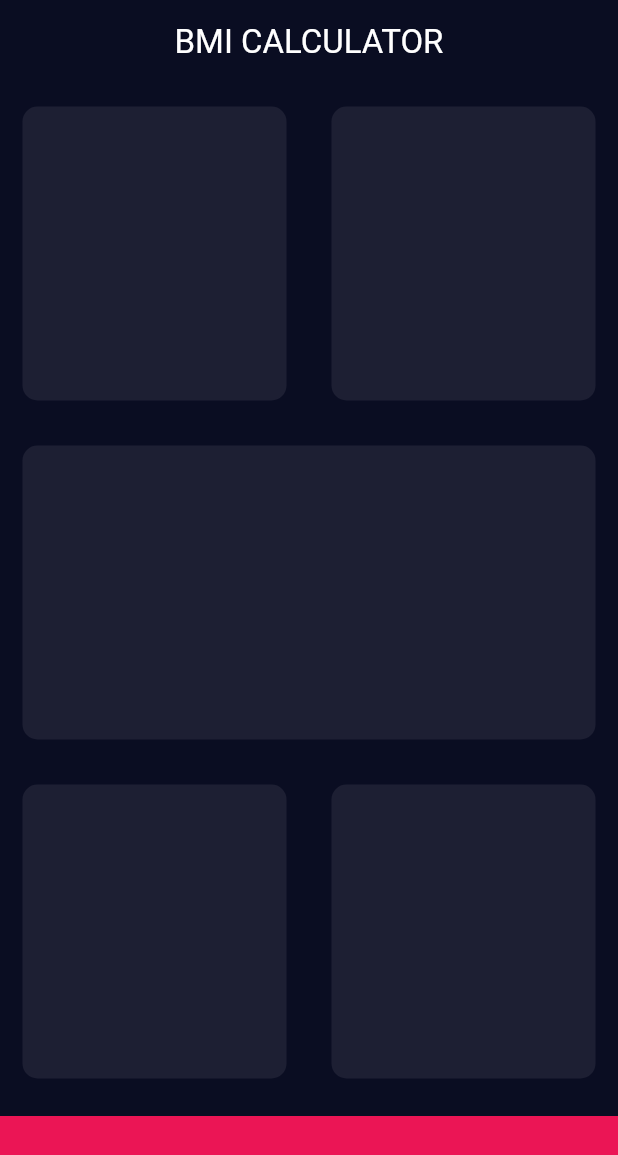
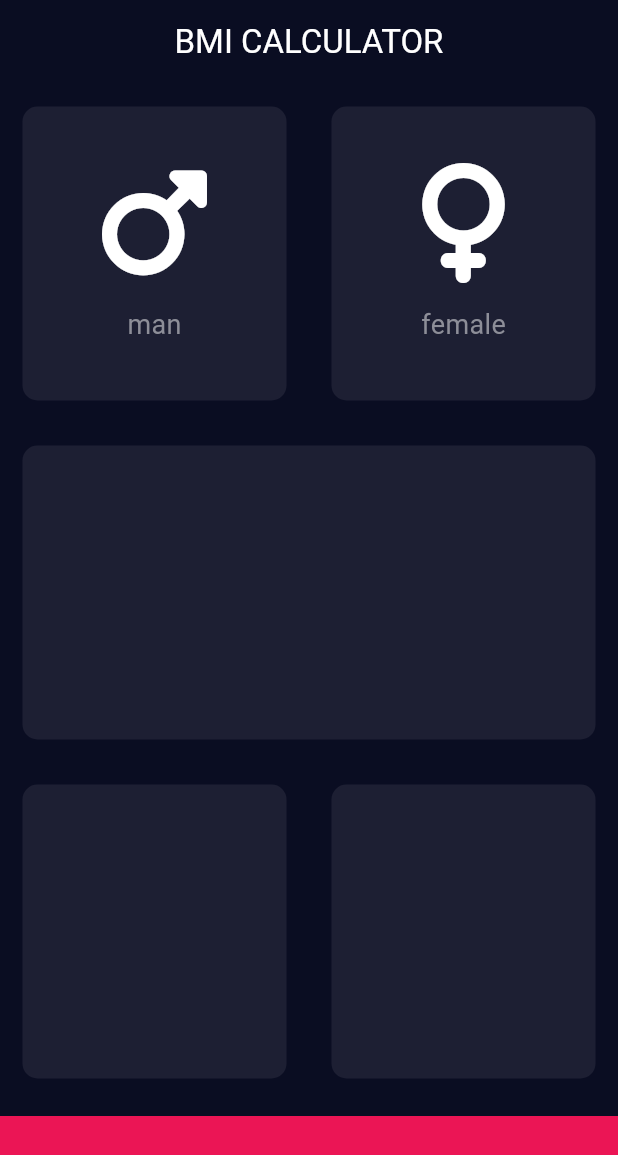
Before and after one commit to Each9084/flutter_bmi, a Flutter app: the screen it shows after launch, on a phone screen of 412 x 824 dp. Shown: the top 1155 px of the screen. Run offline on Flutter 3.47's test engine with Material 3 defaults, Android fonts, the light colour scheme and no system bars; our stand-ins replace font_awesome_flutter; missing offline and left inert: dart:ffi.

Commit message:
add icon_content and reusable_card

```diff
--- /dev/null
+++ b/lib/icon_content.dart
@@ -0,0 +1,36 @@
+import 'package:flutter/material.dart';
+
+const labelTextStyle = TextStyle(
+  fontSize: 18,
+  color: Color(0xFF8D8E98),
+);
+
+class iconContent extends StatelessWidget {
+  iconContent({this.icon, this.label});
+
+  final IconData? icon;
+  final String? label;
+
+/*  final FontAwesomeIcons fontAwesomeIcons;*/
+
+  @override
+  Widget build(BuildContext context) {
+    return Column(
+      mainAxisAlignment: MainAxisAlignment.center,
+      children: [
+        Icon(
+          icon,
+          size: 80,
+          color: Colors.white,
+        ),
+        SizedBox(
+          height: 15.0,
+        ),
+        Text(
+          label!,
+          style: labelTextStyle,
+        )
+      ],
+    );
+  }
+}
--- a/lib/input_page.dart
+++ b/lib/input_page.dart
@@ -2,9 +2,14 @@
 
 import 'package:flutter/material.dart';
 
-const  bottomContainerHeight = 80.0;
+import 'package:font_awesome_flutter/font_awesome_flutter.dart';
 
-const  activeCardColor = Color(0xFF1D1F33);
+import 'icon_content.dart';
+import 'reusable_card.dart';
+
+const bottomContainerHeight = 80.0;
+
+const activeCardColor = Color(0xFF1D1F33);
 
 const bottomContainerColor = Color(0xFFEB1555);
 
@@ -31,11 +36,17 @@
                 Expanded(
                   child: ReusableCard(
                     color: activeCardColor,
+                    cardChild: iconContent(
+                      icon: FontAwesomeIcons.mars,
+                      label: 'man',
+                    ),
                   ),
                 ),
                 Expanded(
                   child: ReusableCard(
                     color: activeCardColor,
+                    cardChild: iconContent(icon: FontAwesomeIcons.venus,
+                    label: 'female',)
                   ),
                 ),
               ],
@@ -80,23 +91,3 @@
         );
   }
 }
-
-class ReusableCard extends StatelessWidget {
-  ReusableCard({required this.color});
-
-  final Color color;
-  String get colorString => color.toString();
-
-
-  @override
-  Widget build(BuildContext context) {
-    return Container(
-      //一行一列
-      margin: EdgeInsets.all(15),
-      decoration: BoxDecoration(
-        color: color,
-        borderRadius: BorderRadius.circular(10),
-      ),
-    );
-  }
-}
--- /dev/null
+++ b/lib/reusable_card.dart
@@ -0,0 +1,23 @@
+import 'package:flutter/material.dart';
+
+class ReusableCard extends StatelessWidget {
+  ReusableCard({required this.color, this.cardChild});
+
+  final Color color;
+  final Widget? cardChild;
+
+  String get colorString => color.toString();
+
+  @override
+  Widget build(BuildContext context) {
+    return Container(
+      child: cardChild,
+      //一行一列
+      margin: EdgeInsets.all(15),
+      decoration: BoxDecoration(
+        color: color,
+        borderRadius: BorderRadius.circular(10),
+      ),
+    );
+  }
+}
--- a/pubspec.yaml
+++ b/pubspec.yaml
@@ -35,6 +35,8 @@
   # The following adds the Cupertino Icons font to your application.
   # Use with the CupertinoIcons class for iOS style icons.
   cupertino_icons: ^1.0.6
+
+  font_awesome_flutter: ^10.8.0
 
 dev_dependencies:
   flutter_test:
```
Also changed, not shown: pubspec.lock.
